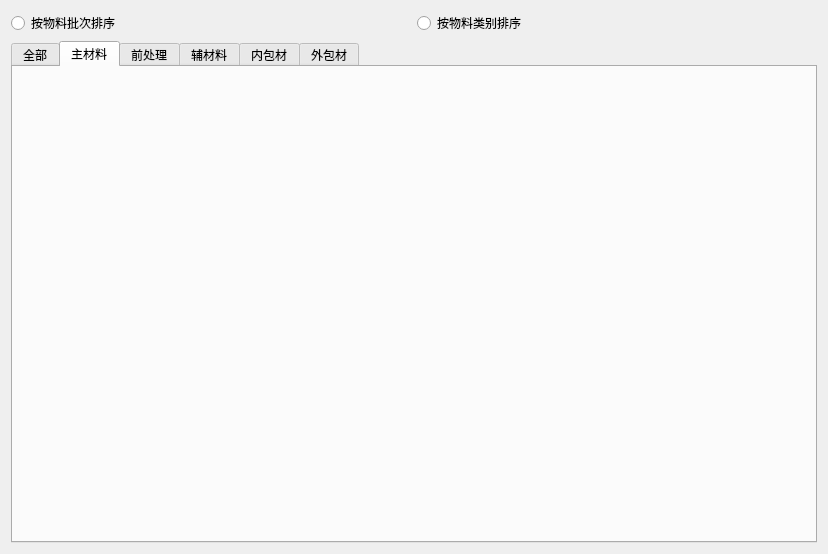
Above: warehouse/views/stuffrepository.ui from zxcvbnmz0x/gmpsystem before the change. Below: the same form after it.
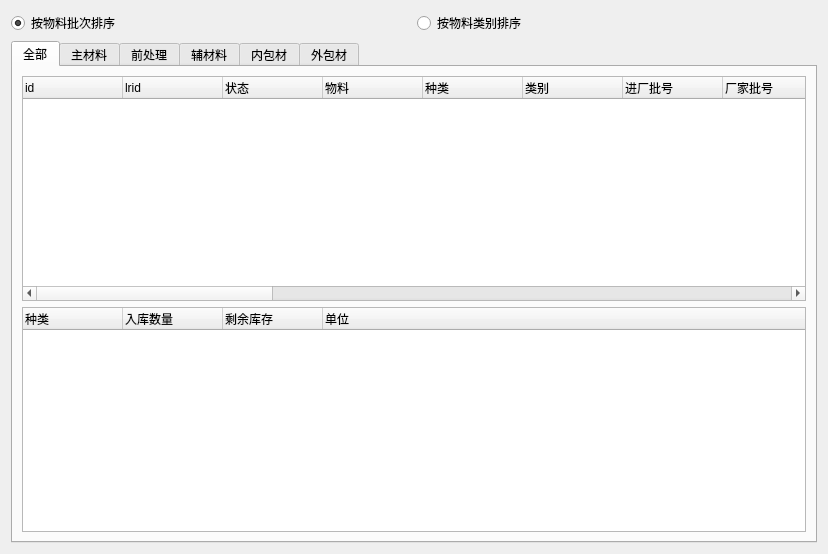
That is the form after the change. The open tabs and pages were chosen to show the change.

What changed in the file:
```diff
--- a/warehouse/views/stuffrepository.ui
+++ b/warehouse/views/stuffrepository.ui
@@ -54,6 +54,11 @@
            <string>种类</string>
           </property>
          </column>
+         <column>
+          <property name="text">
+           <string>类别</string>
+          </property>
+         </column>
          <column>
           <property name="text">
            <string>进厂批号</string>
@@ -66,7 +71,7 @@
          </column>
          <column>
           <property name="text">
-           <string>含量规格</string>
+           <string>规格</string>
           </property>
          </column>
          <column>
@@ -89,6 +94,11 @@
            <string>单位</string>
           </property>
          </column>
+         <column>
+          <property name="text">
+           <string>存放位置</string>
+          </property>
+         </column>
          <column>
           <property name="text">
            <string>生产日期</string>
@@ -109,6 +119,11 @@
            <string>复检日期</string>
           </property>
          </column>
+         <column>
+          <property name="text">
+           <string>供应商</string>
+          </property>
+         </column>
          <column>
           <property name="text">
            <string>生产厂家</string>
@@ -150,12 +165,12 @@
          </column>
          <column>
           <property name="text">
-           <string>剩余库存</string>
+           <string>入库数量</string>
           </property>
          </column>
          <column>
           <property name="text">
-           <string>入库数量</string>
+           <string>剩余库存</string>
           </property>
          </column>
          <column>
@@ -167,28 +182,28 @@
        </item>
       </layout>
      </widget>
-     <widget class="QWidget" name="tab_0">
-      <attribute name="title">
-       <string>主材料</string>
-      </attribute>
-     </widget>
      <widget class="QWidget" name="tab_1">
       <attribute name="title">
-       <string>前处理</string>
+       <string>主材料</string>
       </attribute>
      </widget>
      <widget class="QWidget" name="tab_2">
       <attribute name="title">
-       <string>辅材料</string>
+       <string>前处理</string>
       </attribute>
      </widget>
      <widget class="QWidget" name="tab_3">
       <attribute name="title">
-       <string>内包材</string>
+       <string>辅材料</string>
       </attribute>
      </widget>
      <widget class="QWidget" name="tab_4">
       <attribute name="title">
+       <string>内包材</string>
+      </attribute>
+     </widget>
+     <widget class="QWidget" name="tab_5">
+      <attribute name="title">
        <string>外包材</string>
       </attribute>
      </widget>
@@ -201,6 +216,9 @@
        <property name="text">
         <string>按物料批次排序</string>
        </property>
+       <property name="checked">
+        <bool>true</bool>
+       </property>
       </widget>
      </item>
      <item>
```
Left out of the diff: 2 changed lines with no effect on the pictures.
